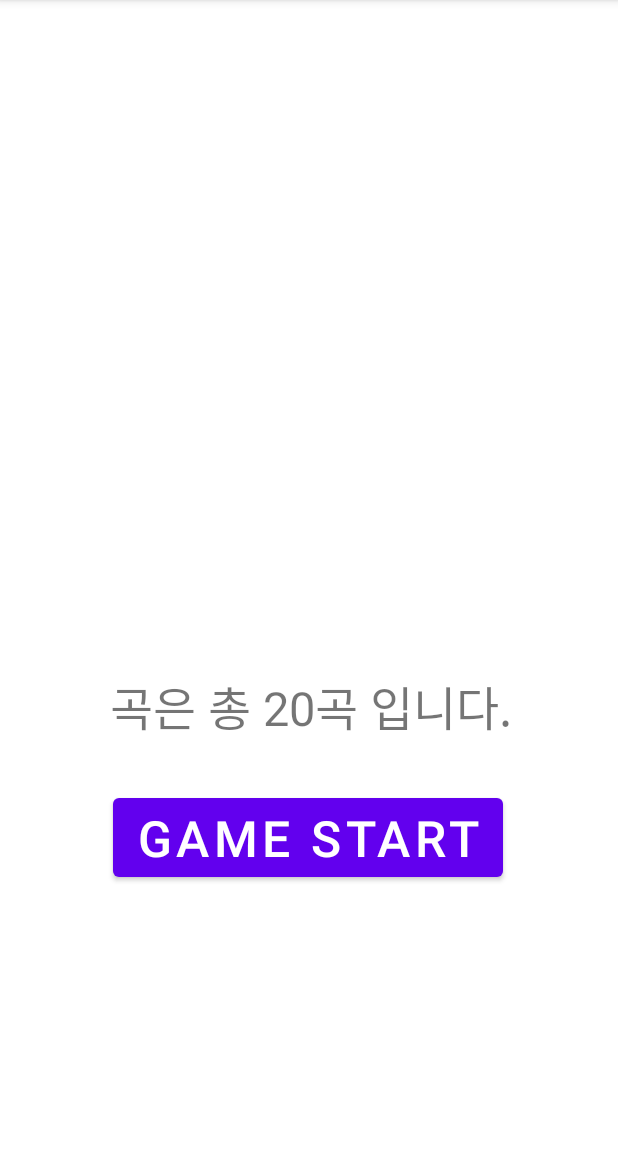
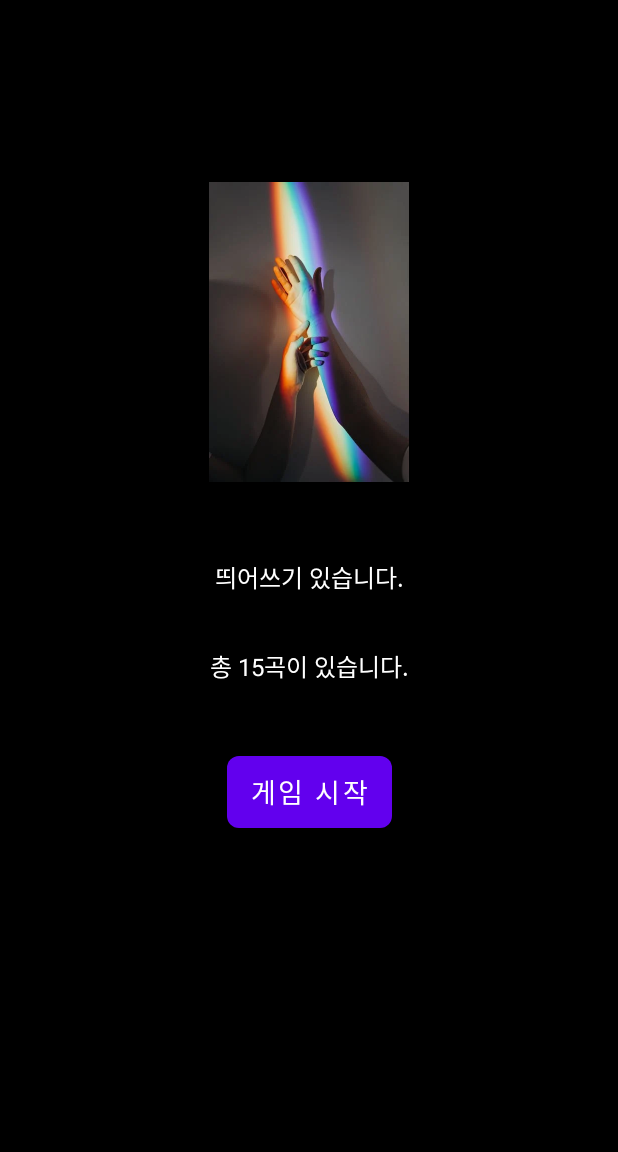
Before and after one commit to SangJinL/songsong, an Android app: the screen it shows after launch (MainActivity), on a phone screen of 412 x 824 dp, the part 84-1236 px from its top. Run offline under Robolectric (Android 15) with nearby library versions, the phone set to English and light mode, and no system bars.

Commit message:
총 15곡

```diff
--- /dev/null
+++ b/app/src/main/res/drawable/rounded_button.xml
@@ -0,0 +1,4 @@
+<shape xmlns:android="http://schemas.android.com/apk/res/android">
+    <solid android:color="#FF4081" /> <!-- 배경 색상 -->
+    <corners android:radius="8dp" /> <!-- 둥근 모서리 반지름 -->
+</shape>
--- a/app/src/main/res/layout/activity_main.xml
+++ b/app/src/main/res/layout/activity_main.xml
@@ -4,32 +4,62 @@
     xmlns:tools="http://schemas.android.com/tools"
     android:layout_width="match_parent"
     android:layout_height="match_parent"
+    android:background="#000000"
     tools:context=".MainActivity">
+
+    <ImageView
+        android:id="@+id/ImageView"
+        android:layout_width="200dp"
+        android:layout_height="200dp"
+        android:src="@drawable/img"
+        app:layout_constraintBottom_toTopOf="@+id/start_btn"
+        app:layout_constraintEnd_toEndOf="parent"
+        app:layout_constraintHorizontal_bias="0.5"
+        app:layout_constraintStart_toStartOf="parent"
+        app:layout_constraintTop_toTopOf="parent"
+        app:layout_constraintVertical_bias="0.4" />
 
     <Button
         android:id="@+id/start_btn"
         android:layout_width="wrap_content"
         android:layout_height="wrap_content"
-        android:text="Game Start"
-        android:textSize="15pt"
+        android:text="게임 시작"
+        android:textSize="18sp"
+        android:textColor="#FFFFFF"
+        android:background="@drawable/rounded_button"
         app:layout_constraintBottom_toBottomOf="parent"
         app:layout_constraintEnd_toEndOf="parent"
-        app:layout_constraintHorizontal_bias="0.496"
+        app:layout_constraintHorizontal_bias="0.5"
         app:layout_constraintStart_toStartOf="parent"
         app:layout_constraintTop_toTopOf="parent"
-        app:layout_constraintVertical_bias="0.748" />
+        app:layout_constraintVertical_bias="0.7" />
 
     <TextView
         android:id="@+id/textView"
         android:layout_width="wrap_content"
         android:layout_height="wrap_content"
-        android:text="곡은 총 20곡 입니다."
-        android:textSize="14pt"
+        android:text="총 15곡이 있습니다."
+        android:textSize="16sp"
+        android:textColor="#FFFFFF"
         app:layout_constraintBottom_toTopOf="@+id/start_btn"
         app:layout_constraintEnd_toEndOf="parent"
-        app:layout_constraintHorizontal_bias="0.511"
+        app:layout_constraintHorizontal_bias="0.5"
         app:layout_constraintStart_toStartOf="parent"
         app:layout_constraintTop_toTopOf="parent"
-        app:layout_constraintVertical_bias="0.935" />
+        app:layout_constraintVertical_bias="0.9" />
+
+    <TextView
+        android:id="@+id/textView1"
+        android:layout_width="wrap_content"
+        android:layout_height="wrap_content"
+        android:text="띄어쓰기 있습니다."
+        android:textColor="#FFFFFF"
+        android:textSize="16sp"
+        app:layout_constraintBottom_toTopOf="@+id/start_btn"
+        app:layout_constraintEnd_toEndOf="parent"
+        app:layout_constraintHorizontal_bias="0.501"
+        app:layout_constraintStart_toStartOf="parent"
+        app:layout_constraintTop_toTopOf="parent"
+        app:layout_constraintVertical_bias="0.777" />
 
 </androidx.constraintlayout.widget.ConstraintLayout>
```
Also changed, not shown: app/src/main/java/com/example/songsong/GameActivity.java (+0 -26 lines), app/src/main/res/layout/activity_game.xml (+22 -29 lines), app/src/main/res/raw/song.csv (+10 -3 lines), app/src/main/res/drawable/img.png (added), 7 other files.
